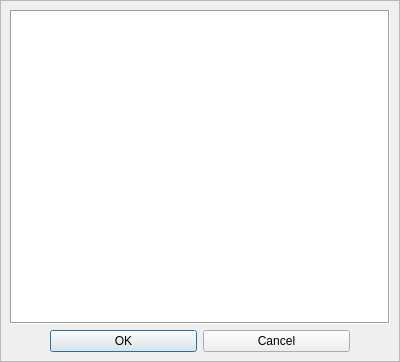
First picture: the form in Cafe5/c5message.ui, repository End1-1/Cafe5, before the edit.
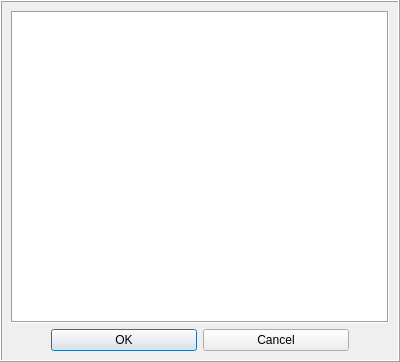
Second picture: the form after the edit.

Patch:
```diff
--- a/Cafe5/c5message.ui
+++ b/Cafe5/c5message.ui
@@ -47,7 +47,7 @@
    <item row="0" column="0">
     <widget class="QFrame" name="frame">
      <property name="frameShape">
-      <enum>QFrame::StyledPanel</enum>
+      <enum>QFrame::Box</enum>
      </property>
      <property name="frameShadow">
       <enum>QFrame::Raised</enum>
```
Left out of the diff: 3 changed lines with no effect on the pictures.
